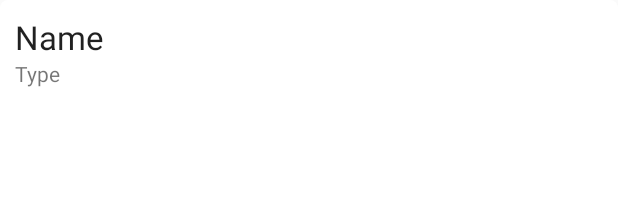
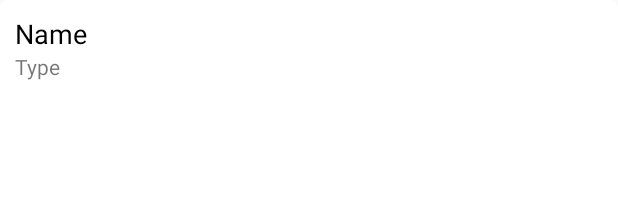
Before and after one commit to Nada-Nasser/Audio-Player, an Android app: the layout list_item_layout.xml on its own in the app's theme, with its tools: preview values and no code run, on a phone screen of 412 x 824 dp. Shown: the top 214 px of the screen. Run offline under Robolectric (Android 15) with nearby library versions, the phone set to English and light mode, and no system bars.

Commit message:
Update MainActivity.java

```diff
--- a/app/src/main/res/layout/activity_main.xml
+++ b/app/src/main/res/layout/activity_main.xml
@@ -69,7 +69,7 @@
     </LinearLayout>
 
     <ListView
-        android:layout_margin="10dp"
+        android:layout_margin="5dp"
         android:id="@+id/SONG_LIST_VIEW"
         android:layout_marginTop="10dp"
         android:layout_width="match_parent"
--- a/app/src/main/res/layout/list_item_layout.xml
+++ b/app/src/main/res/layout/list_item_layout.xml
@@ -13,7 +13,8 @@
         android:layout_width="match_parent"
         android:layout_height="wrap_content"
         android:text="Name"
-        android:textAppearance="@style/TextAppearance.AppCompat.Large"/>
+        android:textColor="#000"
+        android:textAppearance="@style/TextAppearance.AppCompat.Medium"/>
 
     <TextView
         android:gravity="left"
```
